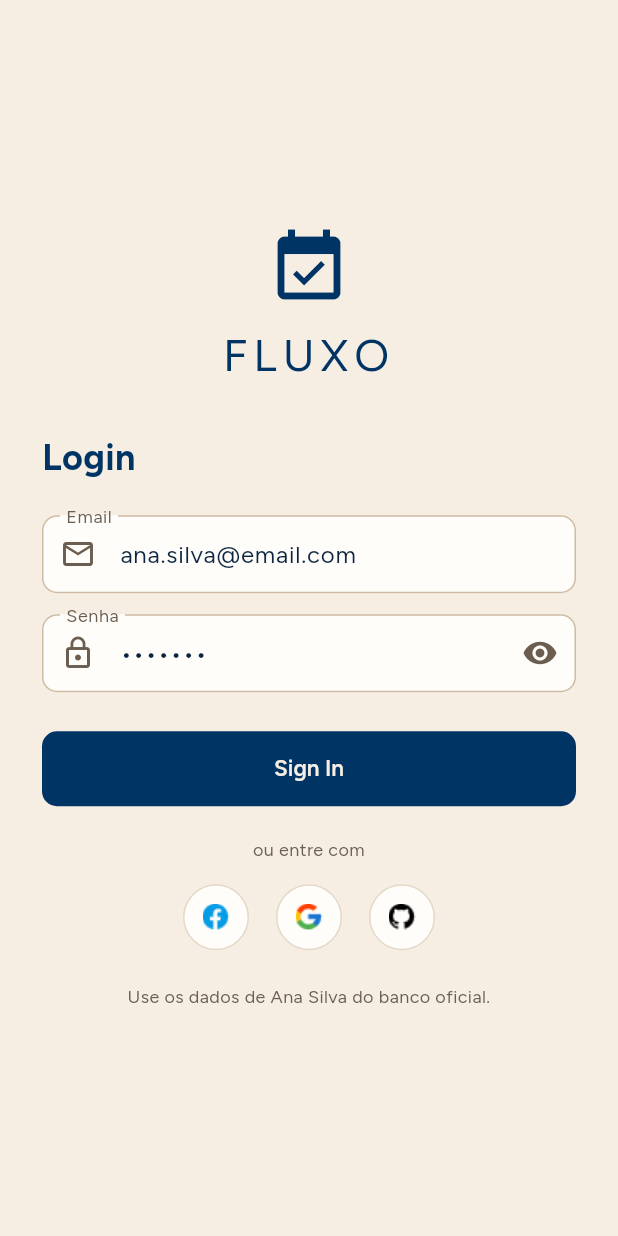
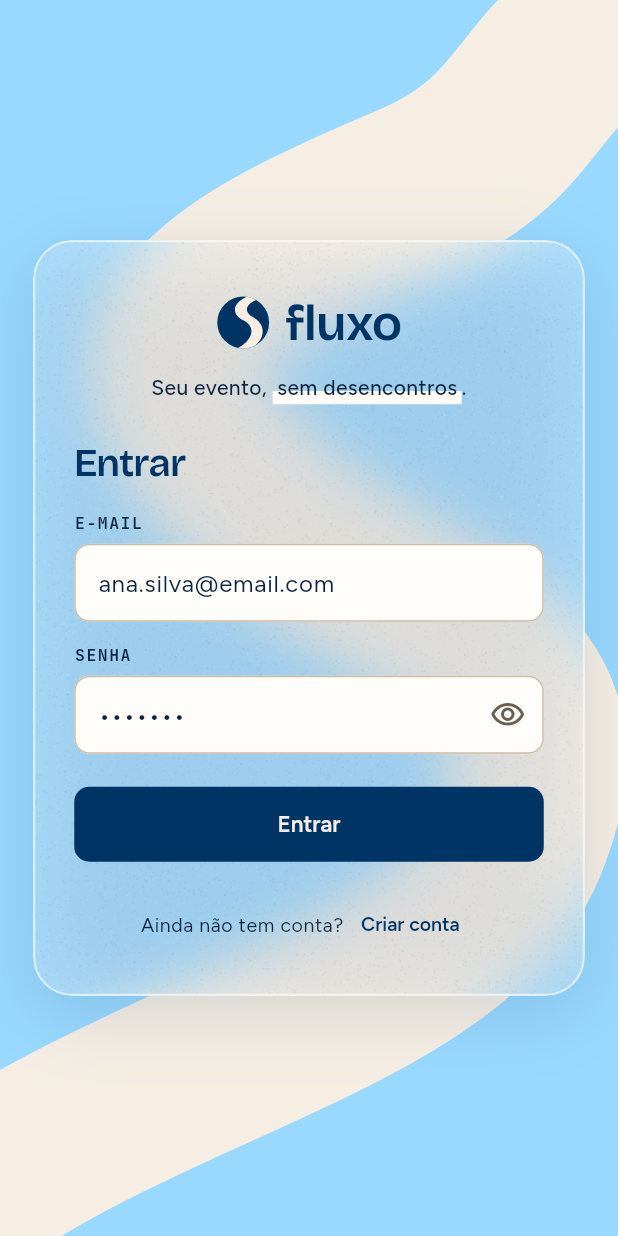
Before and after one commit to annaelizacc/ProjetoDeSoftware, a Flutter app: the screen it shows after launch, on a phone screen of 412 x 824 dp. Run offline on Flutter 3.47's test engine with Material 3 defaults, Android fonts, the phone set to English and light mode, and no system bars; our stand-ins replace shared_preferences; accounts and stored records are empty.

Commit message:
F01: cria a tela de cadastro e valida nome, e-mail e senha no backend

```diff
--- a/sistema-eventos/frontend/Flutter/lib/pages/login_page.dart
+++ b/sistema-eventos/frontend/Flutter/lib/pages/login_page.dart
@@ -1,7 +1,10 @@
 import 'package:flutter/material.dart';
 
 import '../services/api_service.dart';
+import '../widgets/marca_texto.dart';
+import '../widgets/tela_acesso.dart';
 import 'app_shell.dart';
+import 'cadastro_page.dart';
 
 /// Tela de login.
 ///
@@ -9,12 +12,16 @@ import 'app_shell.dart';
 /// `ApiService.login`. Em caso de sucesso, navega (substituindo a tela
 /// atual, para o usuário não poder "voltar" ao login com o botão do
 /// celular) para o `AppShell`, levando o ID e o nome do usuário logado.
+/// Quem ainda não tem conta abre a `CadastroPage` pelo link "Criar conta"
+/// (F01).
 ///
-/// Visual: segue a versão clara do design de referência — fundo claro,
-/// campos brancos com borda suave e botão de ação em azul-marinho sólido,
-/// com os ícones sociais (Google/Facebook/GitHub) que já existiam como
-/// assets do projeto, mantidos apenas como identidade visual (o login
-/// social em si não foi solicitado nem implementado no backend).
+/// Visual: prancha "Login" do canvas, com o fundo compartilhado das telas
+/// de acesso (`widgets/tela_acesso.dart`). O botão "Continuar com Google"
+/// e o link "Esqueci minha senha" do canvas ainda não existem no backend,
+/// por isso ficam de fora (o Google é a F18).
+///
+/// Os campos já vêm preenchidos com a usuária de exemplo Ana Silva, do
+/// banco oficial, para agilizar os testes.
 class LoginPage extends StatefulWidget {
   const LoginPage({super.key});
 
@@ -55,116 +62,88 @@ class _LoginPageState extends State<LoginPage> {
 
   @override
   Widget build(BuildContext context) {
-    final cores = Theme.of(context).colorScheme;
+    final tema = Theme.of(context);
+    final cores = tema.colorScheme;
+    final textoCorrido = tema.textTheme.bodyMedium?.copyWith(fontWeight: FontWeight.w500);
 
-    return Scaffold(
-      body: SafeArea(
-        child: Center(
-          child: SingleChildScrollView(
-            padding: const EdgeInsets.symmetric(horizontal: 28, vertical: 24),
+    return FundoAcesso(
       child: Column(
         crossAxisAlignment: CrossAxisAlignment.stretch,
         children: [
-                Icon(Icons.event_available, size: 56, color: cores.primary),
+          const Center(child: LogoFluxo()),
           const SizedBox(height: 8),
-                Text(
-                  'FLUXO',
+          // Slogan com o marca-texto. O fundo da tela já é Céu, então o
+          // grifo usa a cor dos cards, como no canvas.
+          Text.rich(
             textAlign: TextAlign.center,
-                  style: TextStyle(
-                    color: cores.primary,
-                    fontSize: 30,
-                    letterSpacing: 4,
-                    fontWeight: FontWeight.w300,
+            TextSpan(
+              text: 'Seu evento, ',
+              style: textoCorrido,
+              children: [
+                WidgetSpan(
+                  alignment: PlaceholderAlignment.baseline,
+                  baseline: TextBaseline.alphabetic,
+                  child: MarcaTexto('sem desencontros', estilo: textoCorrido, cor: cores.surface),
+                ),
+                const TextSpan(text: '.'),
+              ],
             ),
           ),
-                const SizedBox(height: 28),
-                Text(
-                  'Login',
-                  style: TextStyle(
-                    color: cores.primary,
-                    fontSize: 24,
-                    fontWeight: FontWeight.w700,
-                  ),
-                ),
-                const SizedBox(height: 20),
-                TextField(
+          const SizedBox(height: 22),
+          Text('Entrar', style: tema.textTheme.headlineSmall),
+          const SizedBox(height: 14),
+          CampoAcesso(
+            rotulo: 'E-MAIL',
+            dica: 'seu@email.com',
             controller: email,
-                  keyboardType: TextInputType.emailAddress,
-                  decoration: const InputDecoration(
-                    labelText: 'Email',
-                    prefixIcon: Icon(Icons.email_outlined),
-                  ),
+            teclado: TextInputType.emailAddress,
           ),
           const SizedBox(height: 14),
-                TextField(
+          CampoAcesso(
+            rotulo: 'SENHA',
+            dica: 'Sua senha',
             controller: senha,
-                  obscureText: !senhaVisivel,
-                  decoration: InputDecoration(
-                    labelText: 'Senha',
-                    prefixIcon: const Icon(Icons.lock_outline),
-                    suffixIcon: IconButton(
-                      icon: Icon(senhaVisivel ? Icons.visibility_off : Icons.visibility),
+            esconderTexto: !senhaVisivel,
+            sufixo: IconButton(
+              tooltip: senhaVisivel ? 'Esconder senha' : 'Mostrar senha',
+              icon: Icon(senhaVisivel ? Icons.visibility_off_outlined : Icons.visibility_outlined),
               onPressed: () => setState(() => senhaVisivel = !senhaVisivel),
             ),
           ),
-                ),
-                const SizedBox(height: 26),
+          const SizedBox(height: 22),
           FilledButton(
             onPressed: carregando ? null : entrar,
             child: carregando
                 ? SizedBox(
                     width: 20,
                     height: 20,
-                          child: CircularProgressIndicator(
-                            color: cores.onPrimary,
-                            strokeWidth: 2,
+                    child: CircularProgressIndicator(color: cores.onPrimary, strokeWidth: 2),
+                  )
+                : const Text('Entrar'),
           ),
-                        )
-                      : const Text('Sign In'),
-                ),
-                const SizedBox(height: 20),
-                Text(
-                  'ou entre com',
-                  textAlign: TextAlign.center,
-                  style: TextStyle(color: cores.onSurfaceVariant, fontSize: 12),
-                ),
-                const SizedBox(height: 14),
+          const SizedBox(height: 18),
           Row(
             mainAxisAlignment: MainAxisAlignment.center,
             children: [
-                    _iconeSocial(cores, 'assets/images/faceIcon.png'),
-                    const SizedBox(width: 18),
-                    _iconeSocial(cores, 'assets/images/googleIcon.png'),
-                    const SizedBox(width: 18),
-                    _iconeSocial(cores, 'assets/images/gitIcon.png'),
-                  ],
+              Text('Ainda não tem conta?', style: tema.textTheme.bodySmall?.copyWith(color: cores.onSurface)),
+              // `push` (e não `pushReplacement`): o login continua embaixo
+              // do cadastro, e o "Entrar" do cadastro só precisa voltar.
+              // Fica desativado durante o login: se o cadastro abrisse
+              // nessa hora, o app trocaria o cadastro (e não o login) pelo
+              // Início, e o "voltar" levaria ao login com a sessão aberta.
+              TextButton(
+                onPressed: carregando
+                    ? null
+                    : () => Navigator.push(
+                          context,
+                          MaterialPageRoute(builder: (_) => const CadastroPage()),
                         ),
-                const SizedBox(height: 22),
-                Text(
-                  'Use os dados de Ana Silva do banco oficial.',
-                  textAlign: TextAlign.center,
-                  style: TextStyle(color: cores.onSurfaceVariant, fontSize: 12),
+                child: const Text('Criar conta'),
               ),
             ],
           ),
+        ],
       ),
-        ),
-      ),
-    );
-  }
-
-  /// Ícone social meramente decorativo (reaproveita os assets já existentes
-  /// no projeto), reproduzindo a fileira de ícones da tela de login do
-  /// design de referência.
-  Widget _iconeSocial(ColorScheme cores, String asset) {
-    return Container(
-      padding: const EdgeInsets.all(10),
-      decoration: BoxDecoration(
-        color: cores.surface,
-        shape: BoxShape.circle,
-        border: Border.all(color: cores.outlineVariant),
-      ),
-      child: Image.asset(asset, width: 22, height: 22),
     );
   }
 
--- a/sistema-eventos/frontend/Flutter/lib/services/api_service.dart
+++ b/sistema-eventos/frontend/Flutter/lib/services/api_service.dart
@@ -77,6 +77,25 @@ class ApiService {
     );
     token = data['token'];
     return Map<String, dynamic>.from(data['usuario']);
+  }
+
+  /// Cadastra uma nova conta (`POST /api/usuarios`, rota pública) e
+  /// devolve os dados do usuário criado (F01, RF01).
+  ///
+  /// Não envia `tipo_usuario`: o backend cria sempre um participante
+  /// (P01). Não faz login: depois do cadastro, a tela chama `login` com o
+  /// mesmo e-mail e senha para receber o token.
+  static Future<Map<String, dynamic>> cadastrar(
+    String nome,
+    String email,
+    String senha,
+  ) async {
+    final data = await request(
+      '/api/usuarios',
+      method: 'POST',
+      body: {'nome': nome, 'email': email, 'senha': senha},
+    );
+    return Map<String, dynamic>.from(data);
   }
 
   /// Lista todos os eventos disponíveis (`GET /api/eventos`).
--- a/sistema-eventos/frontend/Flutter/lib/widgets/marca_texto.dart
+++ b/sistema-eventos/frontend/Flutter/lib/widgets/marca_texto.dart
@@ -17,7 +17,12 @@ class MarcaTexto extends StatelessWidget {
   /// selecionadas da barra), sem mudar o tamanho do componente.
   final bool ativo;
 
-  const MarcaTexto(this.texto, {super.key, this.estilo, this.ativo = true});
+  /// Cor do grifo, quando não puder ser o Céu. Ex.: no login e no
+  /// cadastro o fundo já é Céu, então o slogan é grifado com a cor dos
+  /// cards (`colorScheme.surface`), como no canvas.
+  final Color? cor;
+
+  const MarcaTexto(this.texto, {super.key, this.estilo, this.ativo = true, this.cor});
 
   @override
   Widget build(BuildContext context) {
@@ -30,7 +35,7 @@ class MarcaTexto extends StatelessWidget {
             heightFactor: 0.42,
             child: ColoredBox(
               color: ativo
-                  ? Theme.of(context).colorScheme.tertiary
+                  ? cor ?? Theme.of(context).colorScheme.tertiary
                   : Colors.transparent,
             ),
           ),
--- /dev/null
+++ b/sistema-eventos/frontend/Flutter/lib/widgets/tela_acesso.dart
@@ -0,0 +1,328 @@
+import 'dart:math';
+import 'dart:ui';
+
+import 'package:flutter/material.dart';
+
+import '../theme/app_theme.dart';
+
+/// Componentes compartilhados das telas de acesso: login e cadastro (F01).
+///
+/// As duas telas têm o mesmo visual no canvas ("Login" e "Cadastro
+/// (RF01)"): fundo Céu com a curva do rio, um cartão de vidro fosco no
+/// meio e, dentro dele, a logo e os campos. Este arquivo reúne essas
+/// partes para as duas telas não repetirem o mesmo código:
+///
+/// - `FundoAcesso`: o fundo, o rio e o cartão de vidro;
+/// - `LogoFluxo`: a logo (círculo com o rio) e o nome "fluxo";
+/// - `CampoAcesso`: um campo de texto com o rótulo em cima.
+///
+/// As cores vêm todas do tema (`theme/app_theme.dart`): no modo escuro o
+/// fundo, o rio e o cartão mudam junto com o resto do app.
+
+/// Fundo das telas de acesso, com o conteúdo dentro do cartão de vidro.
+///
+/// O "vidro fosco" é feito com um `BackdropFilter`: ele desfoca tudo o que
+/// está ATRÁS do cartão (o rio e o fundo), e por cima vai uma camada
+/// branca quase transparente. O `ClipRRect` limita o desfoque ao formato
+/// do cartão; sem ele, a tela inteira ficaria desfocada.
+class FundoAcesso extends StatelessWidget {
+  final Widget child;
+
+  const FundoAcesso({super.key, required this.child});
+
+  @override
+  Widget build(BuildContext context) {
+    final cores = Theme.of(context).colorScheme;
+    final cantos = BorderRadius.circular(26);
+
+    return Scaffold(
+      backgroundColor: cores.tertiary,
+      body: Stack(
+        children: [
+          Positioned.fill(
+            child: CustomPaint(
+              painter: _RioPainter(Theme.of(context).scaffoldBackgroundColor),
+            ),
+          ),
+          SafeArea(
+            child: Center(
+              child: SingleChildScrollView(
+                padding: const EdgeInsets.symmetric(horizontal: 22, vertical: 24),
+                child: ConstrainedBox(
+                  constraints: const BoxConstraints(maxWidth: 380),
+                  // A sombra fica fora do `ClipRRect`, senão seria cortada.
+                  child: DecoratedBox(
+                    decoration: BoxDecoration(
+                      borderRadius: cantos,
+                      boxShadow: [
+                        BoxShadow(
+                          color: cores.primary.withValues(alpha: 0.14),
+                          blurRadius: 40,
+                          offset: const Offset(0, 12),
+                        ),
+                      ],
+                    ),
+                    child: ClipRRect(
+                      borderRadius: cantos,
+                      child: BackdropFilter(
+                        filter: ImageFilter.blur(sigmaX: 18, sigmaY: 18),
+                        child: Container(
+                          decoration: BoxDecoration(
+                            color: cores.surface.withValues(alpha: 0.2),
+                            borderRadius: cantos,
+                            border: Border.all(
+                              color: cores.surface.withValues(alpha: 0.6),
+                              width: 1.5,
+                            ),
+                          ),
+                          // O grão é desenhado atrás do conteúdo. O
+                          // `RepaintBoundary` evita redesenhar os pontos a
+                          // cada letra digitada nos campos.
+                          child: CustomPaint(
+                            painter: _GraoPainter(cores.onSurface, cores.surface),
+                            child: RepaintBoundary(
+                              child: Padding(
+                                padding: const EdgeInsets.fromLTRB(26, 28, 26, 22),
+                                child: child,
+                              ),
+                            ),
+                          ),
+                        ),
+                      ),
+                    ),
+                  ),
+                ),
+              ),
+            ),
+          ),
+        ],
+      ),
+    );
+  }
+}
+
+/// Desenha a curva larga do rio atravessando a tela, de cima para baixo.
+///
+/// O caminho foi copiado do canvas, que usa uma tela de 390 × 844. Para
+/// caber em qualquer tamanho de tela, cada ponto é multiplicado pela
+/// proporção entre a tela real e a do canvas (`sx` e `sy`).
+class _RioPainter extends CustomPainter {
+  final Color cor;
+
+  _RioPainter(this.cor);
+
+  @override
+  void paint(Canvas canvas, Size size) {
+    final sx = size.width / 390;
+    final sy = size.height / 844;
+    Offset p(double x, double y) => Offset(x * sx, y * sy);
+
+    final caminho = Path()..moveTo(p(420, 10).dx, p(420, 10).dy);
+    // Cada `cubicTo` é uma curva: dois pontos que "puxam" a linha e o
+    // ponto onde ela termina (o `C` do SVG do canvas).
+    void curva(double x1, double y1, double x2, double y2, double x, double y) {
+      final a = p(x1, y1), b = p(x2, y2), c = p(x, y);
+      caminho.cubicTo(a.dx, a.dy, b.dx, b.dy, c.dx, c.dy);
+    }
+
+    curva(330, 20, 350, 90, 260, 130);
+    curva(140, 185, 60, 230, 150, 330);
+    curva(240, 430, 380, 430, 330, 570);
+    curva(290, 690, 90, 720, -40, 830);
+
+    canvas.drawPath(
+      caminho,
+      Paint()
+        ..color = cor
+        ..style = PaintingStyle.stroke
+        ..strokeWidth = 110 * sx
+        ..strokeCap = StrokeCap.round,
+    );
+  }
+
+  @override
+  bool shouldRepaint(_RioPainter antigo) => antigo.cor != cor;
+}
+
+/// Desenha o "grão" do vidro: milhares de pontinhos quase transparentes,
+/// claros e escuros, que dão textura ao cartão (no canvas, um filtro de
+/// ruído).
+///
+/// Os pontos são sorteados com `Random(7)`: com o mesmo número inicial
+/// (a "semente"), o sorteio dá sempre o mesmo resultado, então os pontos
+/// não "pulam" de lugar quando o cartão é redesenhado.
+///
+/// Desempenho: são milhares de pontos, e o cartão é redesenhado a cada
+/// quadro enquanto o teclado abre. Por isso o sorteio é feito uma vez só
+/// e guardado nas listas `static` (que pertencem à classe, e não a cada
+/// `_GraoPainter`, já que um novo é criado a cada `build`). Só se sorteia
+/// de novo quando o tamanho do cartão muda.
+class _GraoPainter extends CustomPainter {
+  final Color escuro;
+  final Color claro;
+
+  _GraoPainter(this.escuro, this.claro);
+
+  static Size? _tamanhoSorteado;
+  static List<Offset> _pontosEscuros = [];
+  static List<Offset> _pontosClaros = [];
+
+  /// Sorteia os pontos para o tamanho `size`, se ainda não foram sorteados.
+  static void _sortearPontos(Size size) {
+    if (size == _tamanhoSorteado) return;
+    final sorteio = Random(7);
+    final quantidade = (size.width * size.height / 14).round();
+    _pontosEscuros = [];
+    _pontosClaros = [];
+    for (var i = 0; i < quantidade; i++) {
+      final ponto = Offset(
+        sorteio.nextDouble() * size.width,
+        sorteio.nextDouble() * size.height,
+      );
+      (i.isEven ? _pontosEscuros : _pontosClaros).add(ponto);
+    }
+    _tamanhoSorteado = size;
+  }
+
+  @override
+  void paint(Canvas canvas, Size size) {
+    _sortearPontos(size);
+    final pontosEscuros = _pontosEscuros;
+    final pontosClaros = _pontosClaros;
+
+    final pincel = Paint()..strokeWidth = 1;
+    canvas.drawPoints(
+      PointMode.points,
+      pontosEscuros,
+      pincel..color = escuro.withValues(alpha: 0.05),
+    );
+    canvas.drawPoints(
+      PointMode.points,
+      pontosClaros,
+      pincel..color = claro.withValues(alpha: 0.08),
+    );
+  }
+
+  @override
+  bool shouldRepaint(_GraoPainter antigo) =>
+      antigo.escuro != escuro || antigo.claro != claro;
+}
+
+/// Logo do Fluxo: um círculo na cor principal cortado pelo rio, ao lado
+/// do nome "fluxo" em Bricolage Grotesque.
+class LogoFluxo extends StatelessWidget {
+  /// Tamanho do círculo; o nome acompanha a proporção.
+  final double tamanho;
+
+  const LogoFluxo({super.key, this.tamanho = 36});
+
+  @override
+  Widget build(BuildContext context) {
+    final cores = Theme.of(context).colorScheme;
+    return Row(
+      mainAxisSize: MainAxisSize.min,
+      children: [
+        CustomPaint(
+          size: Size.square(tamanho),
+          painter: _LogoPainter(
+            circulo: cores.primary,
+            rio: Theme.of(context).scaffoldBackgroundColor,
+          ),
+        ),
+        SizedBox(width: tamanho * 0.28),
+        Text(
+          'fluxo',
+          style: TextStyle(
+            fontFamily: AppFontes.titulo,
+            fontSize: tamanho * 0.94,
+            fontWeight: FontWeight.w600,
+            letterSpacing: -0.5,
+            color: cores.primary,
+          ),
+        ),
+      ],
+    );
+  }
+}
+
+/// Desenha o círculo da logo e o rio dentro dele. O desenho do canvas usa
+/// uma área de 100 × 100; `escala` adapta para o tamanho pedido.
+class _LogoPainter extends CustomPainter {
+  final Color circulo;
+  final Color rio;
+
+  _LogoPainter({required this.circulo, required this.rio});
+
+  @override
+  void paint(Canvas canvas, Size size) {
+    final escala = size.width / 100;
+    canvas.scale(escala);
+
+    final formaCirculo = Path()
+      ..addOval(Rect.fromCircle(center: const Offset(50, 50), radius: 48));
+    canvas.drawPath(formaCirculo, Paint()..color = circulo);
+
+    // O rio só aparece dentro do círculo (`clipPath`).
+    canvas.clipPath(formaCirculo);
+    final formaRio = Path()
+      ..moveTo(64, 0)
+      ..cubicTo(30, 10, 26, 34, 50, 46)
+      ..cubicTo(74, 58, 70, 82, 36, 100)
+      ..lineTo(62, 100)
+      ..cubicTo(92, 84, 94, 54, 68, 40)
+      ..cubicTo(50, 30, 52, 14, 86, 4)
+      ..close();
+    canvas.drawPath(formaRio, Paint()..color = rio);
+  }
+
+  @override
+  bool shouldRepaint(_LogoPainter antigo) =>
+      antigo.circulo != circulo || antigo.rio != rio;
+}
+
+/// Campo de texto das telas de acesso, com o rótulo em JetBrains Mono
+/// maiúsculo em cima (ex.: `E-MAIL`), como no canvas.
+///
+/// `sufixo` permite colocar um botão dentro do campo (ex.: o "olho" que
+/// mostra a senha no login).
+class CampoAcesso extends StatelessWidget {
+  final String rotulo;
+  final String dica;
+  final TextEditingController controller;
+  final TextInputType? teclado;
+  final bool esconderTexto;
+  final Widget? sufixo;
+
+  const CampoAcesso({
+    super.key,
+    required this.rotulo,
+    required this.dica,
+    required this.controller,
+    this.teclado,
+    this.esconderTexto = false,
+    this.sufixo,
+  });
+
+  @override
+  Widget build(BuildContext context) {
+    final tema = Theme.of(context);
+    return Column(
+      crossAxisAlignment: CrossAxisAlignment.stretch,
+      children: [
+        // Sobre o fundo Céu, o rótulo usa a cor do texto principal: a cor
+        // apagada dos rótulos comuns ficaria com pouco contraste.
+        Text(
+          rotulo,
+          style: tema.textTheme.labelSmall?.copyWith(color: tema.colorScheme.onSurface),
+        ),
+        const SizedBox(height: 6),
+        TextField(
+          controller: controller,
+          keyboardType: teclado,
+          obscureText: esconderTexto,
+          decoration: InputDecoration(hintText: dica, suffixIcon: sufixo),
+        ),
+      ],
+    );
+  }
+}
```
Also changed, not shown: sistema-eventos/frontend/Flutter/lib/pages/cadastro_page.dart (added, +204 -0 lines), 7 other files. Lines whose indentation alone changed are shown as unchanged.
